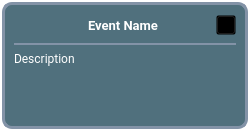
Before: the Qt Designer form src/app/gui/forms/widgeteventitem.ui in botorabi/Meet4Eat-Desktop, drawn with Qt 5.
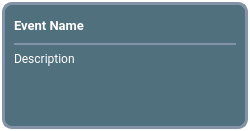
After: the same form once the commit is applied. Icons and pictures are not drawn.

Patch:
```diff
--- a/src/app/gui/forms/widgeteventitem.ui
+++ b/src/app/gui/forms/widgeteventitem.ui
@@ -68,23 +68,7 @@
       <item>
        <layout class="QVBoxLayout" name="verticalLayout" stretch="0,0,1">
         <item>
-         <layout class="QHBoxLayout" name="horizontalLayout_2" stretch="0,1,0">
-          <item>
-           <widget class="QLabel" name="labelPlaceholder">
-            <property name="minimumSize">
-             <size>
-              <width>16</width>
-              <height>16</height>
-             </size>
-            </property>
-            <property name="maximumSize">
-             <size>
-              <width>16</width>
-              <height>16</height>
-             </size>
-            </property>
-           </widget>
-          </item>
+         <layout class="QHBoxLayout" name="horizontalLayout_2" stretch="1,0,0">
           <item>
            <widget class="QLabel" name="labelHead">
             <property name="minimumSize">
@@ -114,7 +98,7 @@
              <string>Event Name</string>
             </property>
             <property name="alignment">
-             <set>Qt::AlignCenter</set>
+             <set>Qt::AlignLeading|Qt::AlignLeft|Qt::AlignVCenter</set>
             </property>
            </widget>
           </item>
@@ -137,13 +121,46 @@
             </property>
             <property name="styleSheet">
              <string notr="true">QPushButton {
-  background: transparent;
-  border-image: url(:/icon-settings.png);
+  background-color: transparent;
+  border-radius: 10px;
+  border-image: url(:/icon-location-small.png);
 }
 QPushButton:hover {
-  background-color: white;
-  border: 1px solid rgb(115, 210, 22);
-  border-radius:  4px;
+  background-color: rgb(50,82,95);
+  border-radius: 10px;
+}</string>
+            </property>
+           </widget>
+          </item>
+          <item>
+           <widget class="QPushButton" name="pushButtonOptions">
+            <property name="minimumSize">
+             <size>
+              <width>20</width>
+              <height>20</height>
+             </size>
+            </property>
+            <property name="maximumSize">
+             <size>
+              <width>20</width>
+              <height>20</height>
+             </size>
+            </property>
+            <property name="focusPolicy">
+             <enum>Qt::NoFocus</enum>
+            </property>
+            <property name="toolTip">
+             <string>Event settings</string>
+            </property>
+            <property name="styleSheet">
+             <string notr="true">QPushButton {
+  background-color: transparent;
+  border-radius: 10px;
+  border-image: url(:/icon-settings-small.png);
+}
+QPushButton:hover {
+  background-color: rgb(50,82,95);
+  border-radius: 10px;
 }</string>
             </property>
            </widget>
```
Left out of the diff: 28 changed lines with no effect on the pictures.
